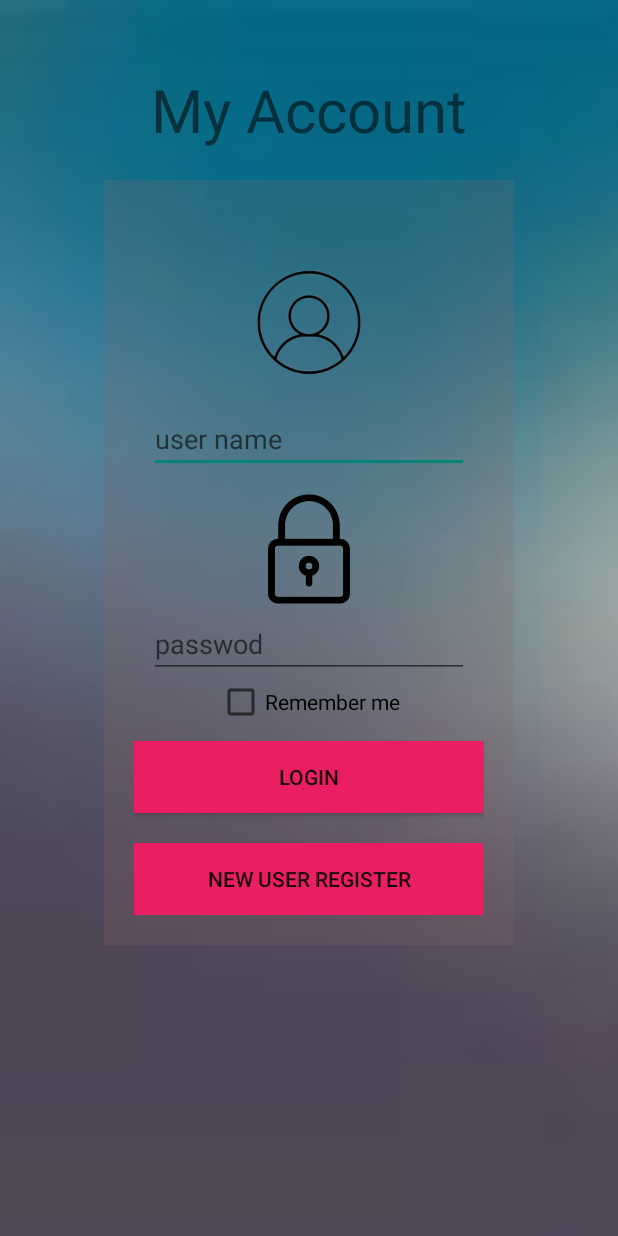
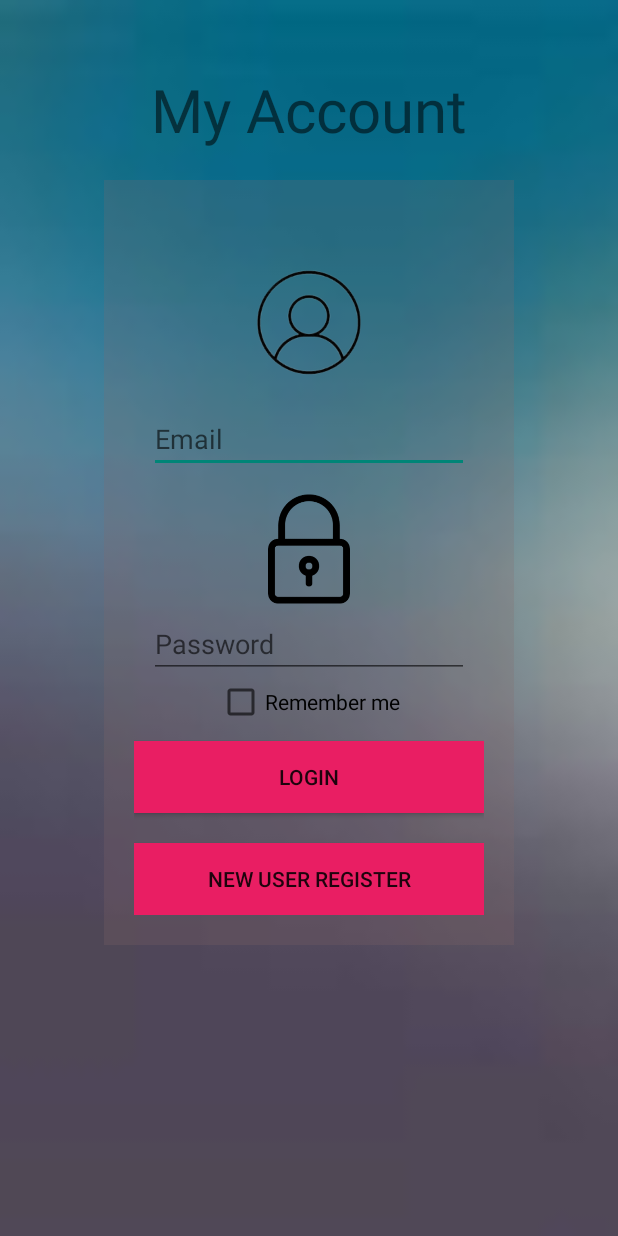
Before and after one commit to JaphethNalami/androidproject, an Android app: the login screen opened directly, with no data from a screen before it, on a phone screen of 412 x 824 dp. Run offline under Robolectric (Android 15) with nearby library versions, the phone set to English and light mode, and no system bars.

Commit message:
Update activity_login.xml

```diff
--- a/app/src/main/res/layout/activity_login.xml
+++ b/app/src/main/res/layout/activity_login.xml
@@ -50,12 +50,12 @@
             tools:ignore="ContentDescription" />
 
         <EditText
-            android:id="@+id/username_s"
+            android:id="@+id/email"
             android:layout_width="wrap_content"
             android:layout_height="wrap_content"
             android:layout_margin="10dp"
             android:ems="10"
-            android:hint="user name"
+            android:hint="Email"
             android:inputType="text"
             android:layout_gravity="center"
             tools:layout_editor_absoluteX="256dp"
@@ -71,12 +71,12 @@
             tools:layout_editor_absoluteY="341dp" />
 
         <EditText
-            android:id="@+id/password_s"
+            android:id="@+id/pass"
             android:layout_width="wrap_content"
             android:layout_height="wrap_content"
             android:layout_gravity="center"
             android:ems="10"
-            android:hint="passwod"
+            android:hint="Password"
             android:inputType="textPassword"
             tools:layout_editor_absoluteX="256dp"
             tools:layout_editor_absoluteY="362dp" />
@@ -94,7 +94,7 @@
             tools:layout_editor_absoluteX="267dp"
             tools:layout_editor_absoluteY="453dp" />
         <Button
-            android:id="@+id/login_s"
+            android:id="@+id/btn_login"
             android:layout_width="match_parent"
             android:layout_height="wrap_content"
             android:text="Login"
```
